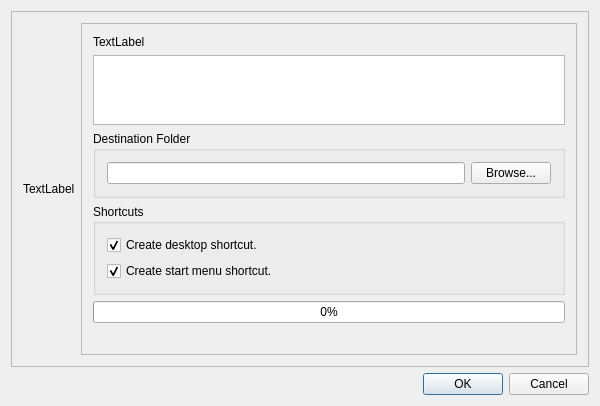
Qt form Software/GUI/Installer/dialog.ui (jcbedoyam/AbacusSoftware) before a commit.
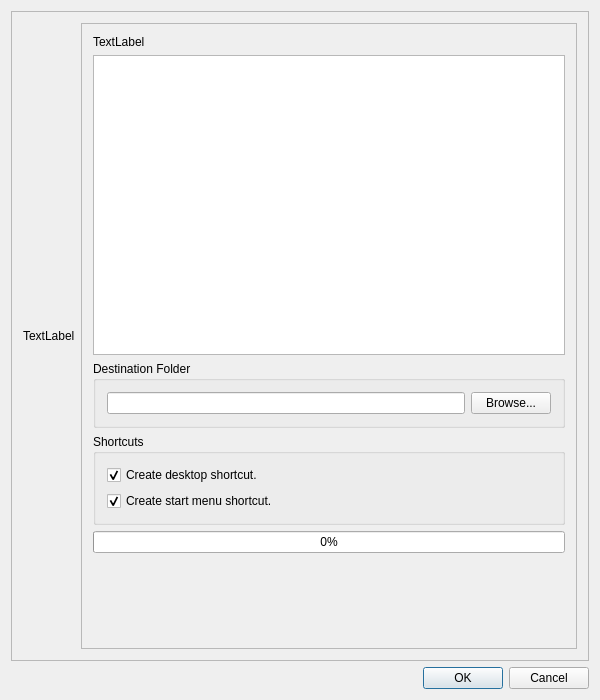
The same form after that commit.

What changed in the file:
```diff
--- a/Software/GUI/Installer/dialog.ui
+++ b/Software/GUI/Installer/dialog.ui
@@ -7,7 +7,7 @@
     <x>0</x>
     <y>0</y>
     <width>600</width>
-    <height>400</height>
+    <height>700</height>
    </rect>
   </property>
   <property name="windowTitle">
@@ -63,7 +63,7 @@
            <property name="minimumSize">
             <size>
              <width>250</width>
-             <height>0</height>
+             <height>300</height>
             </size>
            </property>
           </widget>
```
